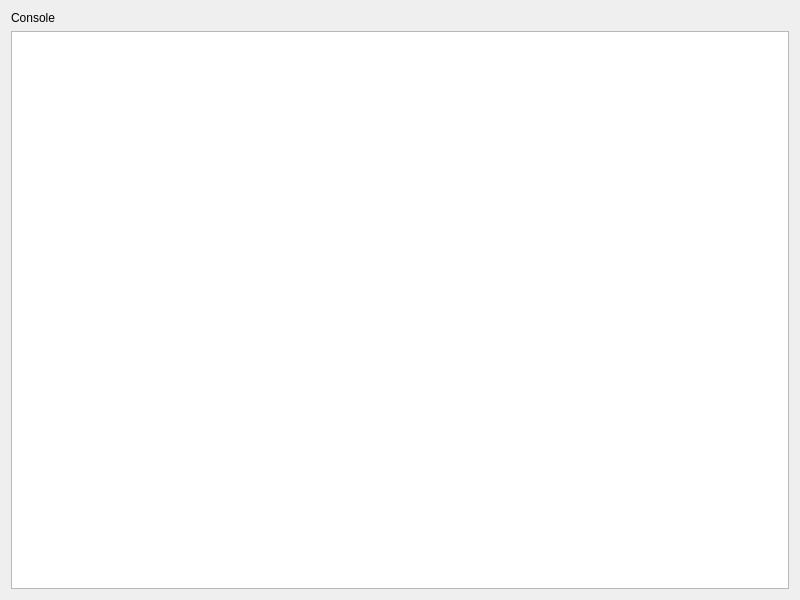
The window that gui/dialog_log/ui_dialog_log.ui (PKizin/gsa) describes before a commit, drawn with Qt 5.
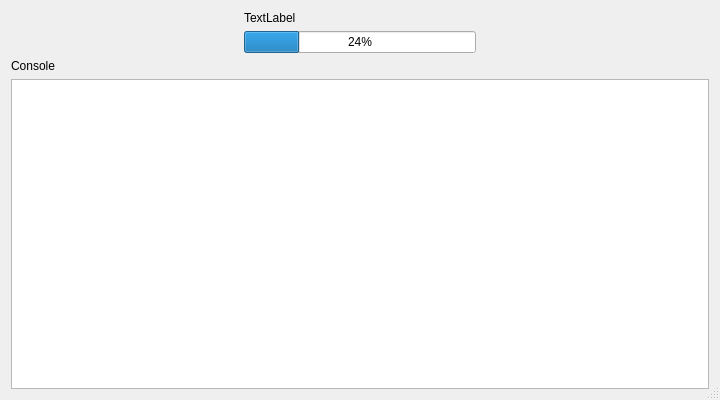
The same window after the commit. Icons and pictures are not drawn.

```diff
--- a/gui/dialog_log/ui_dialog_log.ui
+++ b/gui/dialog_log/ui_dialog_log.ui
@@ -6,8 +6,8 @@
    <rect>
     <x>0</x>
     <y>0</y>
-    <width>800</width>
-    <height>600</height>
+    <width>720</width>
+    <height>400</height>
    </rect>
   </property>
   <property name="windowTitle">
@@ -17,10 +17,23 @@
    <iconset>
     <normaloff>../solitonIcon.png</normaloff>../solitonIcon.png</iconset>
   </property>
+  <property name="sizeGripEnabled">
+   <bool>true</bool>
+  </property>
+  <property name="modal">
+   <bool>false</bool>
+  </property>
   <layout class="QGridLayout" name="gridLayout_2">
    <item row="0" column="0">
     <layout class="QGridLayout" name="gridLayout">
      <item row="1" column="0">
+      <widget class="QLabel" name="label">
+       <property name="text">
+        <string>Console</string>
+       </property>
+      </widget>
+     </item>
+     <item row="2" column="0">
       <widget class="QTextEdit" name="editLog">
        <property name="palette">
         <palette>
@@ -65,11 +78,48 @@
       </widget>
      </item>
      <item row="0" column="0">
-      <widget class="QLabel" name="label">
-       <property name="text">
-        <string>Console</string>
-       </property>
-      </widget>
+      <layout class="QGridLayout" name="gridLayout_3">
+       <item row="1" column="1">
+        <widget class="QProgressBar" name="progressBarStatus">
+         <property name="value">
+          <number>24</number>
+         </property>
+        </widget>
+       </item>
+       <item row="1" column="2">
+        <spacer name="horizontalSpacer_2">
+         <property name="orientation">
+          <enum>Qt::Horizontal</enum>
+         </property>
+         <property name="sizeHint" stdset="0">
+          <size>
+           <width>40</width>
+           <height>20</height>
+          </size>
+         </property>
+        </spacer>
+       </item>
+       <item row="1" column="0">
+        <spacer name="horizontalSpacer">
+         <property name="orientation">
+          <enum>Qt::Horizontal</enum>
+         </property>
+         <property name="sizeHint" stdset="0">
+          <size>
+           <width>40</width>
+           <height>20</height>
+          </size>
+         </property>
+        </spacer>
+       </item>
+       <item row="0" column="1">
+        <widget class="QLabel" name="labelStatus">
+         <property name="text">
+          <string>TextLabel</string>
+         </property>
+        </widget>
+       </item>
+      </layout>
      </item>
     </layout>
    </item>
```
Left out of the diff: 3 changed lines with no effect on the pictures.
